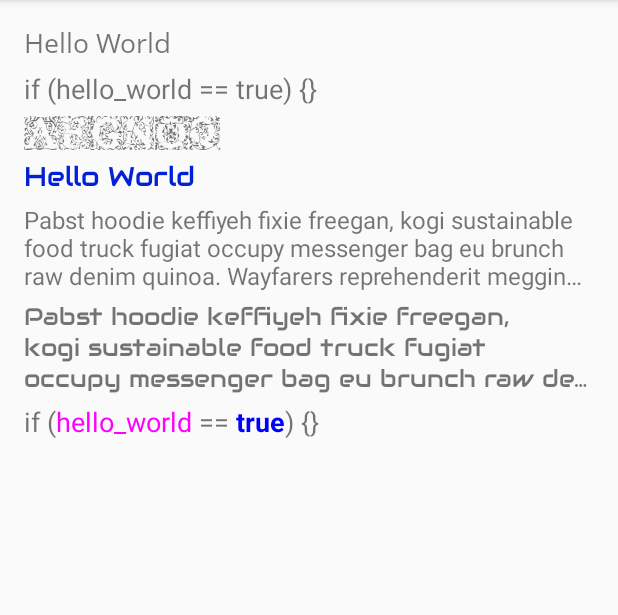
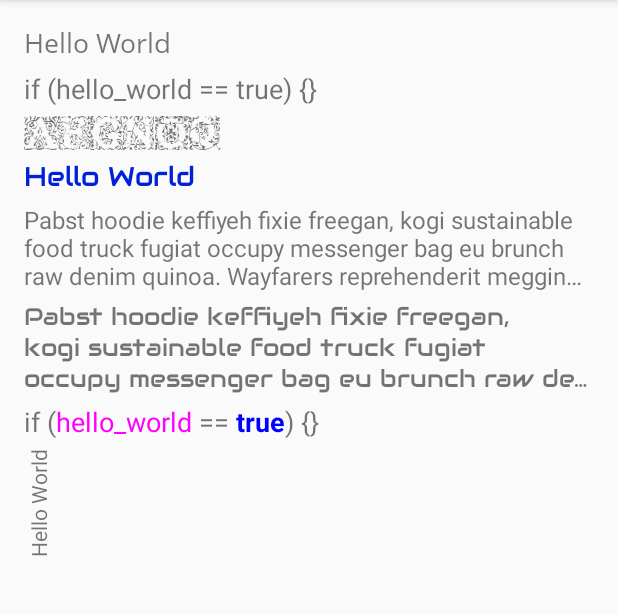
Before and after one commit to iNdieboyjeff/TextViews, an Android app: the screen it shows after launch (MainActivity), on a phone screen of 412 x 824 dp, the part 84-699 px from its top. Run offline under Robolectric (Android 15) with nearby library versions, the phone set to English and light mode, and no system bars; 3 statements that could not run were skipped.

Commit message:
Add VerticalTextView widget

```diff
--- /dev/null
+++ b/library/src/main/java/util/android/textviews/VerticalTextView.java
@@ -0,0 +1,77 @@
+/*
+ *  Copyright (c) 2015 Jeff Sutton
+ *
+ *  Licensed under the Apache License, Version 2.0 (the "License");
+ *  you may not use this file except in compliance with the License.
+ *  You may obtain a copy of the License at
+ *
+ *      http://www.apache.org/licenses/LICENSE-2.0
+ *
+ *  Unless required by applicable law or agreed to in writing, software
+ *  distributed under the License is distributed on an "AS IS" BASIS,
+ *  WITHOUT WARRANTIES OR CONDITIONS OF ANY KIND, either express or implied.
+ *  See the License for the specific language governing permissions and
+ *  limitations under the License.
+ */
+
+package util.android.textviews;
+
+import android.content.Context;
+import android.graphics.Canvas;
+import android.text.TextPaint;
+import android.util.AttributeSet;
+import android.view.Gravity;
+import android.widget.TextView;
+
+/**
+ * @since 1.1.3
+ * @author Jeff Sutton
+ */
+public class VerticalTextView extends TextView {
+
+    final boolean topDown;
+
+    public VerticalTextView(Context context, AttributeSet attrs) {
+        super(context, attrs);
+
+        final int gravity = getGravity();
+        if (Gravity.isVertical(gravity) && (gravity & Gravity.VERTICAL_GRAVITY_MASK) == Gravity.BOTTOM) {
+            setGravity((gravity & Gravity.HORIZONTAL_GRAVITY_MASK) | Gravity.TOP);
+            topDown = false;
+        } else
+            topDown = true;
+
+    }
+
+
+
+    @Override
+    protected void onMeasure(int widthMeasureSpec, int heightMeasureSpec) {
+        super.onMeasure(heightMeasureSpec, widthMeasureSpec);
+        setMeasuredDimension(getMeasuredHeight(), getMeasuredWidth());
+    }
+
+    @Override
+    protected void onDraw(Canvas canvas) {
+        TextPaint textPaint = getPaint();
+        textPaint.setColor(getCurrentTextColor());
+        textPaint.drawableState = getDrawableState();
+
+        canvas.save();
+
+        if (topDown) {
+            canvas.translate(getWidth(), 0);
+            canvas.rotate(90);
+        } else {
+            canvas.translate(0, getHeight());
+            canvas.rotate(-90);
+        }
+
+
+        canvas.translate(getCompoundPaddingLeft(), getExtendedPaddingTop());
+
+        getLayout().draw(canvas);
+        canvas.restore();
+    }
+
+}
--- a/library/src/main/res/values/attrs.xml
+++ b/library/src/main/res/values/attrs.xml
@@ -10,4 +10,5 @@
         <attr name="android:fontFamily"/>
         <attr name="android:textStyle"/>
     </declare-styleable>
+
 </resources>
--- a/sample/build.gradle
+++ b/sample/build.gradle
@@ -23,5 +23,5 @@ dependencies {
     compile fileTree(dir: 'libs', include: ['*.jar'])
     compile 'com.android.support:appcompat-v7:23.1.1'
     compile 'com.android.support:design:23.1.1'
-    compile 'util.android.textviews:textviews:1.1.1@aar'
+    compile project (':library')
 }
--- a/sample/src/main/res/layout/fragment_main.xml
+++ b/sample/src/main/res/layout/fragment_main.xml
@@ -86,7 +86,16 @@
             android:id="@+id/textView7"
             android:textSize="18sp"
             android:text="@string/code_sample"
-            android:layout_below="@+id/textView6"/>
+            android:layout_below="@+id/textView6"
+            android:layout_marginBottom="6dp"/>
+
+        <util.android.textviews.VerticalTextView
+            android:layout_width="wrap_content"
+            android:layout_height="wrap_content"
+            android:text="@string/hello_world"
+            android:layout_below="@+id/textView7"
+            android:layout_marginBottom="6dp"
+            android:gravity="bottom"/>
 
     </RelativeLayout>
 </ScrollView>
```
Also changed, not shown: 1 other file.
